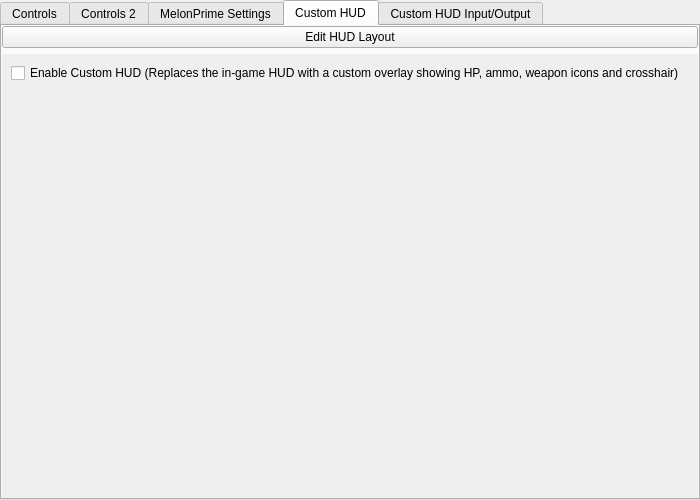
The window that src/frontend/qt_sdl/InputConfig/MelonPrimeInputConfig.ui (ag-advania/melonPrimeDS) describes before a commit, drawn with Qt 5.
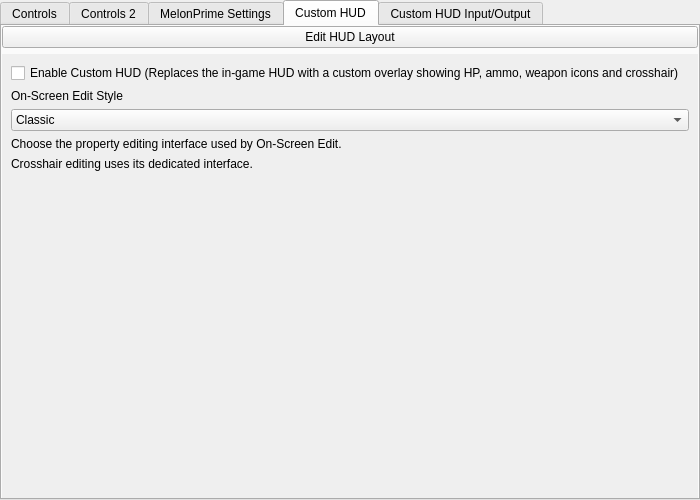
The same window after the commit. The open tabs and pages were chosen to show the change.

Commit message: feat(hud): add Classic and Retro On-Screen Edit styles

What changed in the file:
```diff
--- a/src/frontend/qt_sdl/InputConfig/MelonPrimeInputConfig.ui
+++ b/src/frontend/qt_sdl/InputConfig/MelonPrimeInputConfig.ui
@@ -1167,6 +1167,30 @@
 								<widget class="QCheckBox" name="cbMetroidEnableCustomHud"><property name="text"><string>Enable Custom HUD (Replaces the in-game HUD with a custom overlay showing HP, ammo, weapon icons and crosshair)</string></property></widget>
 							</item>
 
+							<item>
+								<widget class="QLabel" name="labelMetroidOnScreenEditStyle">
+									<property name="text"><string>On-Screen Edit Style</string></property>
+								</widget>
+							</item>
+							<item>
+								<widget class="QComboBox" name="comboMetroidOnScreenEditStyle">
+									<item><property name="text"><string>Classic</string></property></item>
+									<item><property name="text"><string>Retro</string></property></item>
+								</widget>
+							</item>
+			<item>
+				<widget class="QLabel" name="labelMetroidOnScreenEditStyleDesc">
+					<property name="text"><string>Choose the property editing interface used by On-Screen Edit.</string></property>
+					<property name="wordWrap"><bool>true</bool></property>
+				</widget>
+			</item>
+			<item>
+				<widget class="QLabel" name="labelMetroidOnScreenEditStyleCrosshairDesc">
+					<property name="text"><string>Crosshair editing uses its dedicated interface.</string></property>
+					<property name="wordWrap"><bool>true</bool></property>
+				</widget>
+			</item>
+
 							<item>
 								<spacer name="customHudSpacer"><property name="orientation"><enum>Qt::Vertical</enum></property><property name="sizeHint" stdset="0"><size><width>20</width><height>40</height></size></property></spacer>
 							</item>
```
The commit also changes 15 other files.
